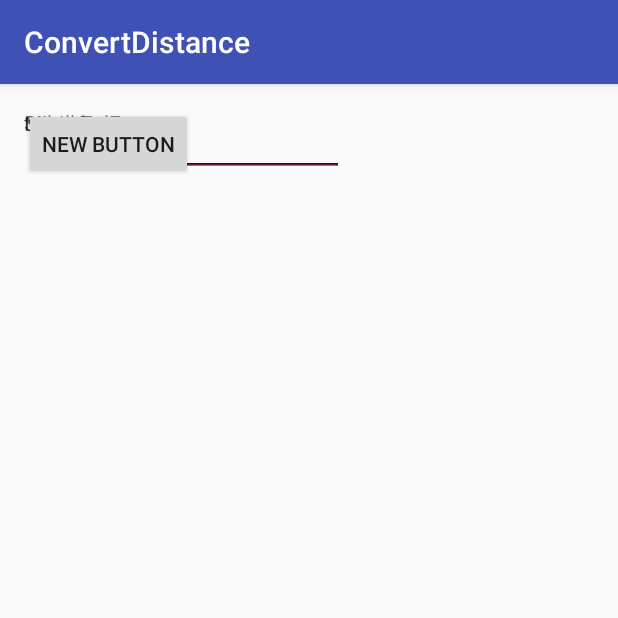
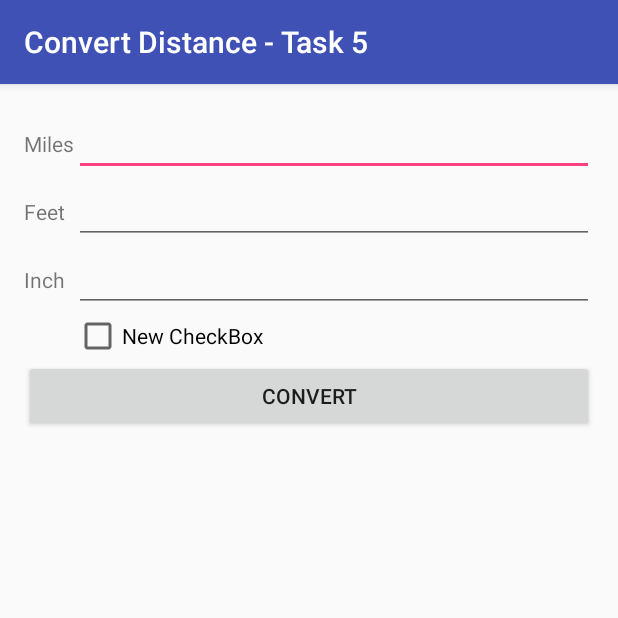
Before and after one commit to MrStrong/COS30017, an Android app: the screen it shows after launch (MainActivity), on a phone screen of 412 x 824 dp, the top half of it. Run offline under Robolectric (Android 15) with nearby library versions, the phone set to English and light mode, and no system bars.

Commit message:
main form table layout

```diff
--- a/app/build.gradle
+++ b/app/build.gradle
@@ -1,13 +1,13 @@
 apply plugin: 'com.android.application'
 
 android {
-    compileSdkVersion 24
+    compileSdkVersion 23
     buildToolsVersion "24.0.1"
 
     defaultConfig {
         applicationId "cos30017.a02p.convertdistance"
         minSdkVersion 23
-        targetSdkVersion 24
+        targetSdkVersion 23
         versionCode 1
         versionName "1.0"
     }
@@ -22,5 +22,5 @@ android {
 dependencies {
     compile fileTree(dir: 'libs', include: ['*.jar'])
     testCompile 'junit:junit:4.12'
-    compile 'com.android.support:appcompat-v7:24.0.0'
+    compile 'com.android.support:appcompat-v7:23.0.0'
 }
--- a/app/src/main/res/layout/activity_main.xml
+++ b/app/src/main/res/layout/activity_main.xml
@@ -10,58 +10,84 @@
     android:paddingBottom="@dimen/activity_vertical_margin"
     tools:context="cos30017.a02p.convertdistance.MainActivity">
 
-    <LinearLayout
-        android:orientation="vertical"
-        android:layout_width="match_parent"
-        android:layout_height="match_parent"></LinearLayout>
 
+    <TableLayout
+        android:layout_width="wrap_content"
+        android:layout_height="wrap_content"
+        android:stretchColumns="1">
+
+        <TableRow>
             <TextView
                 android:layout_width="wrap_content"
                 android:layout_height="wrap_content"
                 android:textAppearance="?android:attr/textAppearanceSmall"
-        android:text="Miles"
-        android:id="@+id/textLabelMiles" />
+                android:text="@string/label_miles"
+                android:id="@+id/textLabelMiles"
+                android:layout_column="0" />
 
             <EditText
                 android:layout_width="wrap_content"
                 android:layout_height="wrap_content"
                 android:inputType="numberDecimal"
                 android:ems="10"
-        android:id="@+id/milesInput" />
+                android:id="@+id/milesInput"
+                android:layout_column="1" />
+        </TableRow>
 
+        <TableRow>
             <TextView
                 android:layout_width="wrap_content"
                 android:layout_height="wrap_content"
                 android:textAppearance="?android:attr/textAppearanceSmall"
-        android:text="textLabelFeet"
-        android:id="@+id/textLabelFeet" />
+                android:text="@string/label_feet"
+                android:id="@+id/textLabelFeet"
+                android:layout_column="0" />
 
             <EditText
                 android:layout_width="wrap_content"
                 android:layout_height="wrap_content"
                 android:inputType="numberDecimal"
                 android:ems="10"
-        android:id="@+id/editText2" />
+                android:id="@+id/editText2"
+                android:layout_column="1" />
+        </TableRow>
 
+        <TableRow>
             <TextView
                 android:layout_width="wrap_content"
                 android:layout_height="wrap_content"
                 android:textAppearance="?android:attr/textAppearanceSmall"
-        android:text="Small Text"
-        android:id="@+id/textView3" />
+                android:text="@string/label_inch"
+                android:id="@+id/textView3"
+                android:layout_column="0" />
 
             <EditText
                 android:layout_width="wrap_content"
                 android:layout_height="wrap_content"
                 android:inputType="numberDecimal"
                 android:ems="10"
-        android:id="@+id/editText3" />
+                android:id="@+id/editText3"
+                android:layout_column="1" />
+        </TableRow>
+
+        <TableRow
+            android:layout_width="match_parent"
+            android:layout_height="match_parent">
+
+            <CheckBox
+                android:text="New CheckBox"
+                android:id="@+id/checkBox"
+                android:layout_column="1" />
+        </TableRow>
 
         <Button
             style="?android:attr/buttonStyleSmall"
             android:layout_width="wrap_content"
             android:layout_height="wrap_content"
-        android:text="New Button"
-        android:id="@+id/button" />
+            android:text="@string/button_submit"
+            android:id="@+id/button"
+            android:layout_column="0" />
+
+    </TableLayout>
 
 </RelativeLayout>
--- a/app/src/main/res/values/strings.xml
+++ b/app/src/main/res/values/strings.xml
@@ -1,3 +1,8 @@
 <resources>
-    <string name="app_name">ConvertDistance</string>
+    <string name="app_name">Convert Distance - Task 5</string>
+    <string name="label_miles">Miles</string>
+    <string name="label_feet">Feet</string>
+    <string name="label_inch">Inch</string>
+    <string name="button_submit">Convert</string>
+    <string name="checkbox_meters">Conversion </string>
 </resources>
--- a/build.gradle
+++ b/build.gradle
@@ -5,7 +5,7 @@ buildscript {
         jcenter()
     }
     dependencies {
-        classpath 'com.android.tools.build:gradle:2.1.2'
+        classpath 'com.android.tools.build:gradle:2.1.3'
 
         // NOTE: Do not place your application dependencies here; they belong
         // in the individual module build.gradle files
```
Also changed, not shown: gradle/wrapper/gradle-wrapper.properties. Lines whose indentation alone changed are shown as unchanged.
